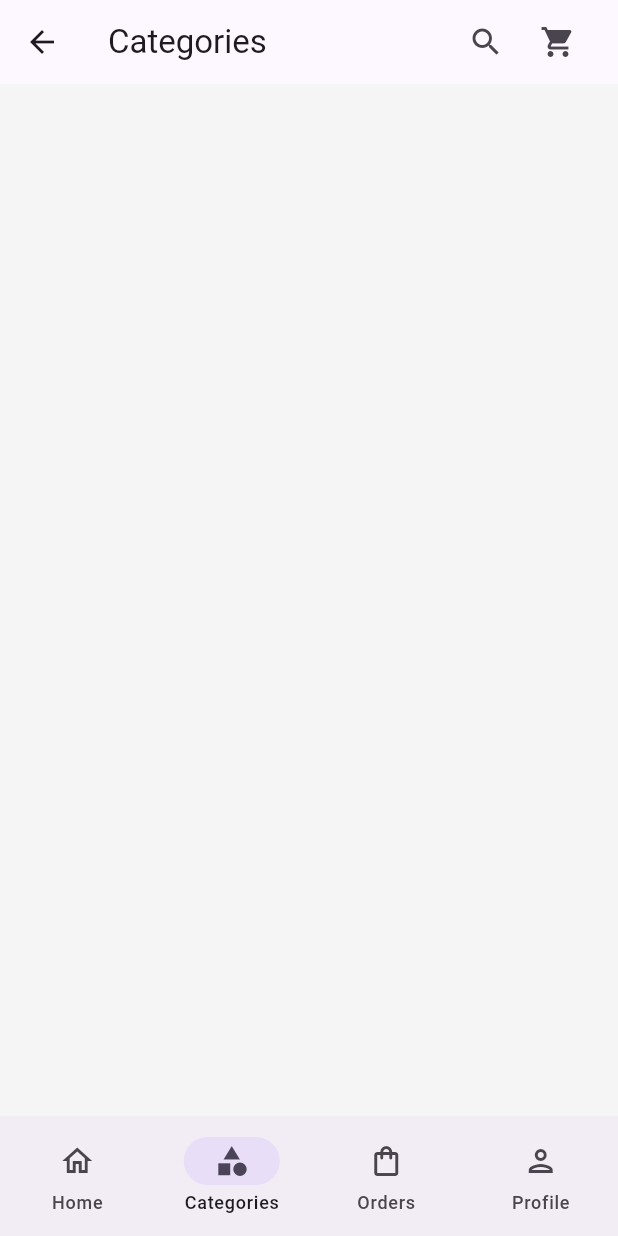
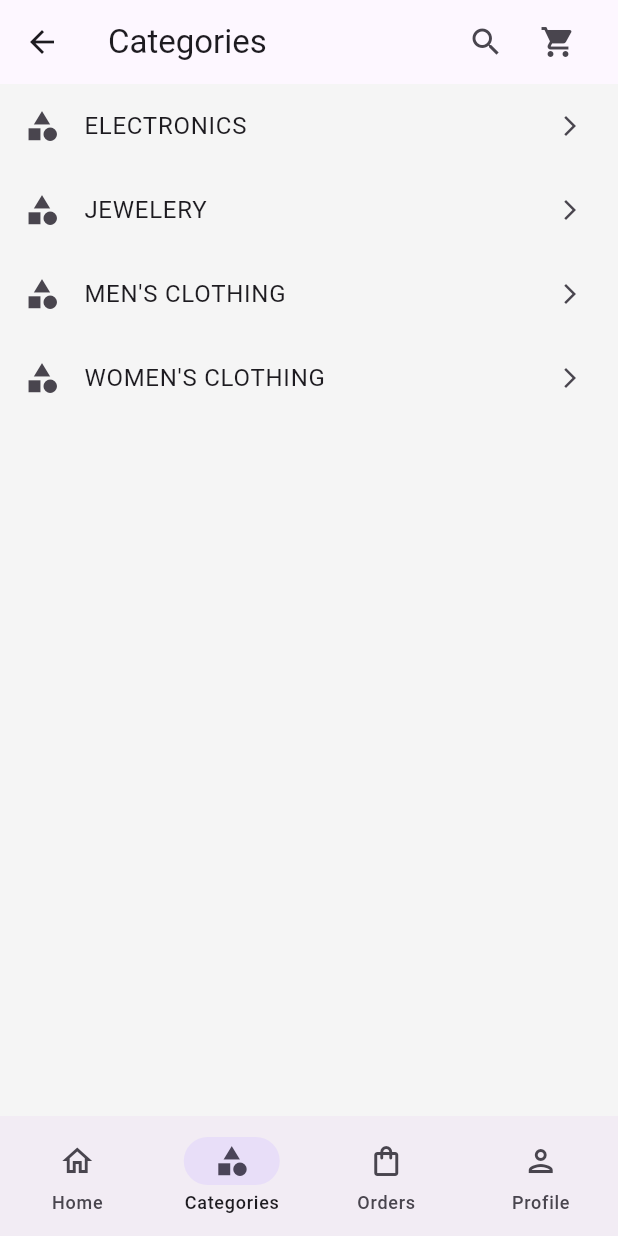
Before and after one commit to rezgui-yessin/flutter-ecommerce-v2, a Flutter app: the HomeScreen screen opened by its route, item 2 of the bottom bar chosen, on a phone screen of 412 x 824 dp. Run offline on Flutter 3.47's test engine with Material 3 defaults, Android fonts, the phone set to English and light mode, and no system bars; our stand-ins replace cached_network_image, dio, firebase_core, firebase_messaging, flutter_rating_bar, shared_preferences; accounts and stored records are empty; network calls fail.

Commit message:
add woemn's filter in the home page , women's clothes in the category

```diff
--- a/lib/providers/product_provider.dart
+++ b/lib/providers/product_provider.dart
@@ -14,6 +14,46 @@ class ProductProvider extends ChangeNotifier {
   bool get isLoading => _isLoading;
 
   final ApiService _apiService = ApiService();
+
+  // Mock data for Women's Clothing
+  final List<Product> _womenClothingMockData = [
+    Product(
+      id: 101,
+      title: "Women's Stylish Summer Dress",
+      price: 29.99,
+      description: "A beautiful and airy dress perfect for summer days. 100% Cotton.",
+      category: "women's clothing",
+      image: "https://fakestoreapi.com/img/61pHAEJ4NML._AC_UX679_.jpg",
+      rating: Rating(rate: 4.5, count: 120),
+    ),
+    Product(
+      id: 102,
+      title: "Women's Casual T-Shirt",
+      price: 15.99,
+      description: "Comfortable casual t-shirt for everyday wear. Available in multiple colors.",
+      category: "women's clothing",
+      image: "https://fakestoreapi.com/img/51eg55uWmdL._AC_UX679_.jpg",
+      rating: Rating(rate: 4.0, count: 85),
+    ),
+     Product(
+      id: 103,
+      title: "Women's Rain Jacket",
+      price: 39.99,
+      description: "Lightweight rain jacket. Waterproof and windproof.",
+      category: "women's clothing",
+      image: "https://fakestoreapi.com/img/71HblAHs5xL._AC_UY879_-2.jpg",
+      rating: Rating(rate: 4.8, count: 200),
+    ),
+    Product(
+      id: 104,
+      title: "MBJ Women's Solid Short Sleeve Boat Neck V ",
+      price: 9.85,
+      description: "95% RAYON 5% SPANDEX, Made in USA or Imported, Do Not Bleach, Lightweight fabric with great stretch for comfort, Ribbed on sleeves and neckline / Double stitching on bottom hem",
+      category: "women's clothing",
+      image: "https://fakestoreapi.com/img/71z3kpMAYsL._AC_UY879_.jpg",
+      rating: Rating(rate: 4.7, count: 130),
+    ),
+  ];
 
   ProductProvider() {
     fetchProducts();
@@ -35,19 +75,46 @@ class ProductProvider extends ChangeNotifier {
 
   Future<void> fetchCategories() async {
     try {
-      _categories = await _apiService.getCategories();
+      final apiCategories = await _apiService.getCategories();
+      _categories = List.from(apiCategories);
+
+      // Ensure "women's clothing" is present
+      if (!_categories.contains("women's clothing")) {
+        _categories.add("women's clothing");
+      }
       notifyListeners();
     } catch (e) {
       print('Error fetching categories: $e');
+      // Fallback categories if API fails
+      if (_categories.isEmpty) {
+        _categories = ['electronics', 'jewelery', "men's clothing", "women's clothing"];
+        notifyListeners();
+      }
     }
   }
 
+  String _selectedCategory = 'All';
+  String get selectedCategory => _selectedCategory;
+
   Future<void> filterByCategory(String category) async {
+     _selectedCategory = category;
      _isLoading = true;
     notifyListeners();
     try {
       if (category == 'All') {
          _products = await _apiService.getProducts();
+      } else if (category == "women's clothing") {
+          // Try API first, if empty match, use mock
+          try {
+             List<Product> apiProducts = await _apiService.getProductsByCategory(category);
+             if (apiProducts.isNotEmpty) {
+               _products = apiProducts;
+             } else {
+               _products = _womenClothingMockData;
+             }
+          } catch (_) {
+             _products = _womenClothingMockData;
+          }
       } else {
          _products = await _apiService.getProductsByCategory(category);
       }
```
Also changed, not shown: lib/screens/user/categories_screen.dart (+5 -9 lines), lib/screens/user/category_products_screen.dart (added, +64 -0 lines), lib/screens/user/home_content.dart (+11 -3 lines), 1 other file.
